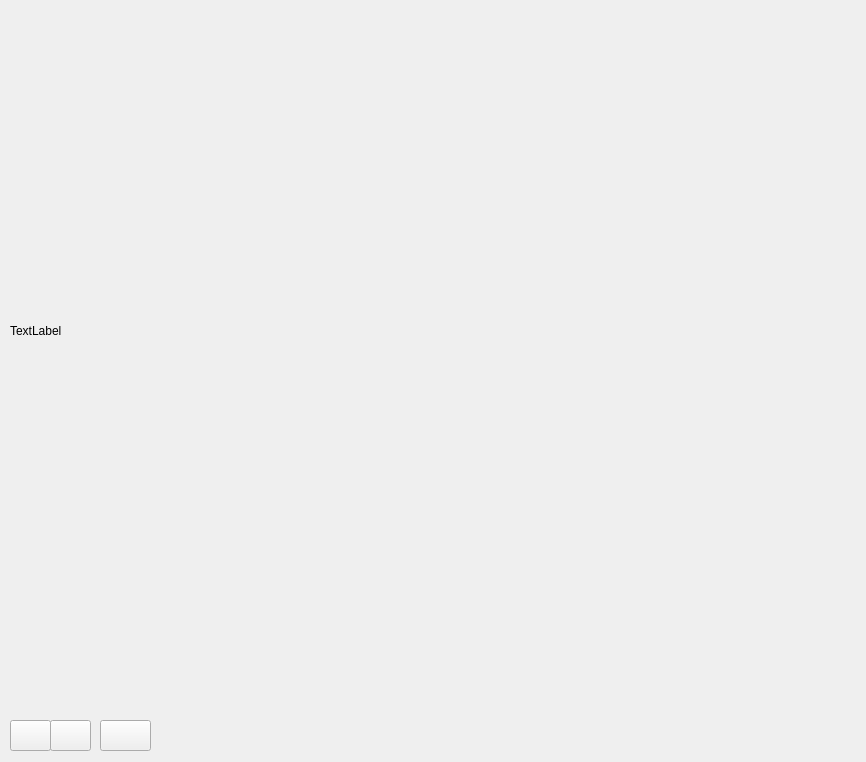
First picture: the form in bad_apple/widget.ui, repository zhuangzuoyi/learn_qt, before the edit.
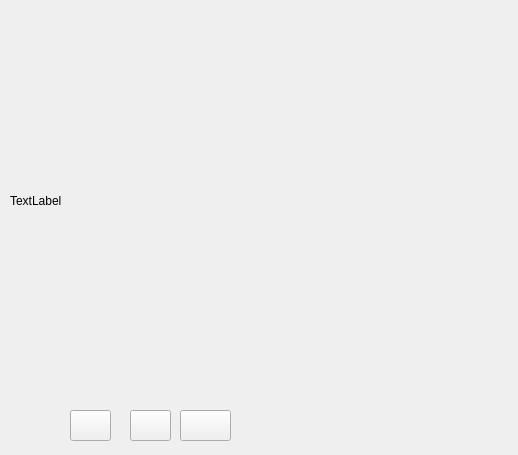
Second picture: the form after the edit. Icons and pictures are not drawn.

Commit message: change ascii to pixel to show pic

```diff
--- a/bad_apple/widget.ui
+++ b/bad_apple/widget.ui
@@ -6,8 +6,8 @@
    <rect>
     <x>0</x>
     <y>0</y>
-    <width>866</width>
-    <height>762</height>
+    <width>518</width>
+    <height>455</height>
    </rect>
   </property>
   <property name="windowTitle">
@@ -18,8 +18,8 @@
     <rect>
      <x>10</x>
      <y>10</y>
-     <width>841</width>
-     <height>641</height>
+     <width>481</width>
+     <height>381</height>
     </rect>
    </property>
    <property name="autoFillBackground">
@@ -32,8 +32,8 @@
   <widget class="QPushButton" name="openbtn">
    <property name="geometry">
     <rect>
-     <x>10</x>
-     <y>720</y>
+     <x>70</x>
+     <y>410</y>
      <width>41</width>
      <height>31</height>
     </rect>
@@ -49,8 +49,8 @@
   <widget class="QPushButton" name="bt1">
    <property name="geometry">
     <rect>
-     <x>50</x>
-     <y>720</y>
+     <x>130</x>
+     <y>410</y>
      <width>41</width>
      <height>31</height>
     </rect>
@@ -62,8 +62,8 @@
   <widget class="QPushButton" name="bt2">
    <property name="geometry">
     <rect>
-     <x>100</x>
-     <y>720</y>
+     <x>180</x>
+     <y>410</y>
      <width>51</width>
      <height>31</height>
     </rect>
```
The commit also changes 1 other file.
